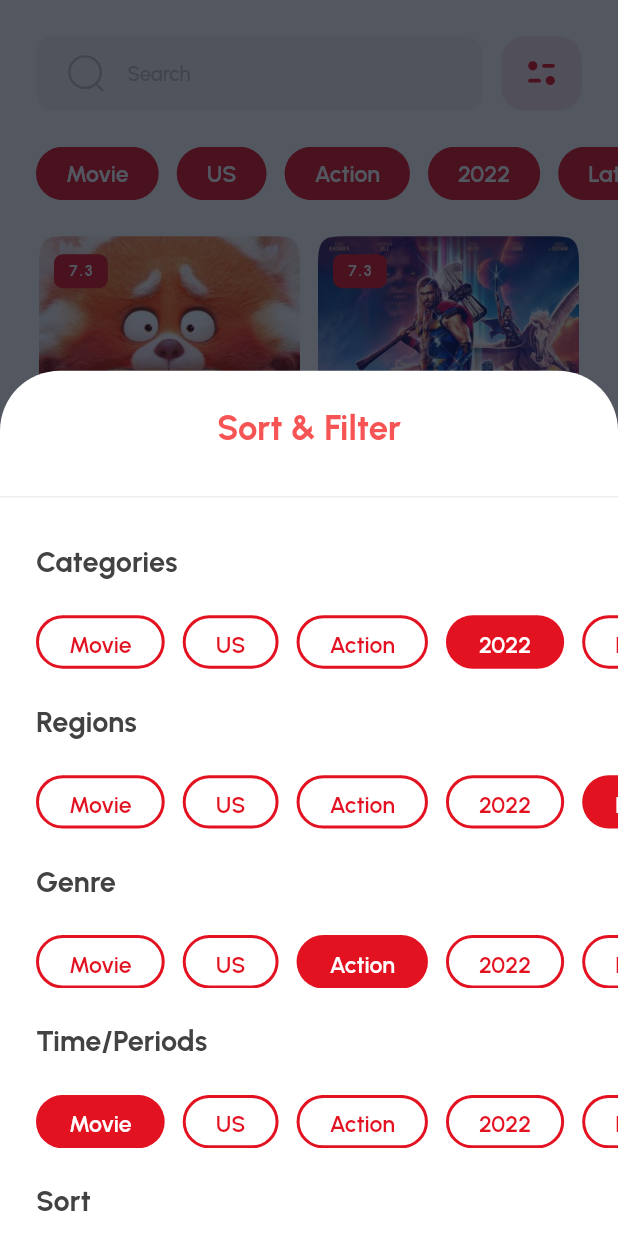
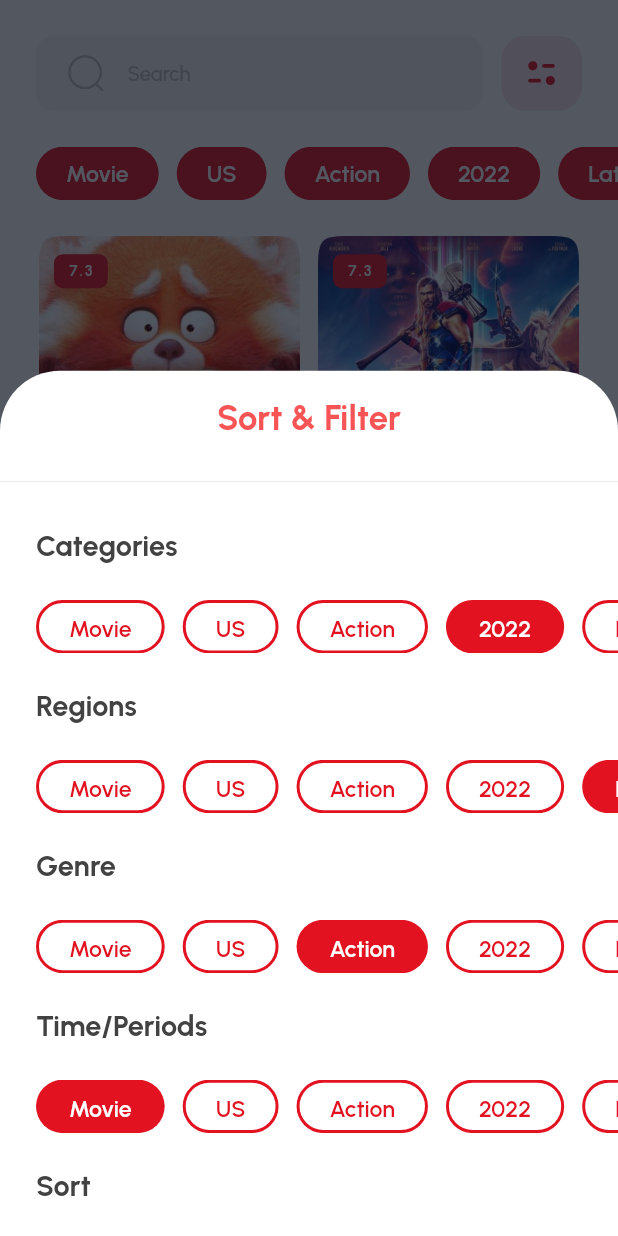
Before and after one commit to ThisIsNima01/mova, a Flutter app: the ExploreScreen screen opened directly, after a tap on an icon or button, on a phone screen of 412 x 824 dp. Run offline on Flutter 3.47's test engine with Material 2 defaults, Android fonts, the phone set to English and light mode, and no system bars; our stand-ins replace cached_network_image, dio, flutter_screenutil, flutter_svg, google_fonts, shared_preferences and 1 more; accounts and stored records are empty.

Commit message:
Fixed Filters And Modal Scroll Bug

```diff
--- a/lib/config/global/widgets/movie_card_item.dart
+++ b/lib/config/global/widgets/movie_card_item.dart
@@ -1,9 +1,12 @@
 import 'dart:math';
 
+import 'package:cached_network_image/cached_network_image.dart';
 import 'package:flutter/material.dart';
 import 'package:flutter_screenutil/flutter_screenutil.dart';
 import 'package:mova/config/global/utils/random_movie_point.dart';
+import 'package:skeletons/skeletons.dart';
 
+import '../../../movie.dart';
 import '../../theme/app_colors.dart';
 
 class MovieCardItem extends StatelessWidget {
@@ -12,23 +15,26 @@
   String movieCategory;
   bool needsSpacing;
 
-  MovieCardItem(
-      {Key? key,
-      required this.itemIndex,
-      required this.itemCount,
-      required this.movieCategory,required this.needsSpacing})
-      : super(key: key);
+  MovieCardItem({
+    Key? key,
+    required this.itemIndex,
+    required this.itemCount,
+    required this.movieCategory,
+    required this.needsSpacing,
+  }) : super(key: key);
 
   @override
   Widget build(BuildContext context) {
     ThemeData theme = Theme.of(context);
     return Container(
       width: 150.w,
-      margin: needsSpacing ? EdgeInsets.only(
-          left: itemIndex == 0 ? 24.w : 10.w,
-          right: itemIndex == itemCount - 1 ? 24.w : 0) : null,
+      margin: needsSpacing
+          ? EdgeInsets.only(
+              left: itemIndex == 0 ? 24.w : 10.w,
+              right: itemIndex == itemCount - 1 ? 24.w : 0)
+          : null,
       decoration: BoxDecoration(
-        borderRadius: BorderRadius.circular(12),
+        // borderRadius: BorderRadius.circular(12),
         image: DecorationImage(
           image: AssetImage('assets/images/$movieCategory/$itemIndex.png'),
           fit: BoxFit.fitHeight,
--- /dev/null
+++ b/lib/movie.dart
@@ -0,0 +1,13 @@
+class Movie {
+  String title;
+  String posterPath;
+  String backdropPath;
+
+  Movie(this.title, this.posterPath, this.backdropPath);
+
+  factory Movie.fromJson(Map<String, dynamic> jsonMapObject) => Movie(
+        jsonMapObject['title'],
+        'https://image.tmdb.org/t/p/original${jsonMapObject['poster_path']}',
+    'https://image.tmdb.org/t/p/original${jsonMapObject['backdrop_path']}',
+      );
+}
--- a/lib/screens/explore/widgets/movie_filters.dart
+++ b/lib/screens/explore/widgets/movie_filters.dart
@@ -28,7 +28,9 @@
         itemBuilder: (context, index) => GestureDetector(
           onTap: () {
             setState(() {
-              widget.selectedIndex = index;
+              if (widget.selectedIndex != null) {
+                widget.selectedIndex = index;
+              }
             });
           },
           child: AnimatedContainer(
--- a/lib/screens/explore/widgets/search_and_filter.dart
+++ b/lib/screens/explore/widgets/search_and_filter.dart
@@ -25,7 +25,11 @@
       padding: const EdgeInsets.symmetric(horizontal: 24, vertical: 24),
       sliver: SliverToBoxAdapter(
         child: Row(
-          children: const [SearchField(), SizedBox(width: 12), FilterButton()],
+          children: const [
+            SearchField(),
+            SizedBox(width: 12),
+            FilterButton(),
+          ],
         ),
       ),
     );
@@ -55,6 +59,7 @@
               minChildSize: .4,
               maxChildSize: .9,
               builder: (context, scrollController) => Container(
+                padding: EdgeInsets.only(top: 20.h),
                 decoration: BoxDecoration(
                   color: AppDynamicColorBuilder.getWhiteAndDark2(context),
                   borderRadius: const BorderRadius.only(
@@ -69,8 +74,11 @@
                     mainAxisAlignment: MainAxisAlignment.spaceEvenly,
                     crossAxisAlignment: CrossAxisAlignment.start,
                     children: [
-                      const SizedBox(height: 24,),
+                      // const SizedBox(
+                      //   height: 24,
+                      // ),
                       SizedBox(
+                        height: 24,
                         width: double.infinity,
                         child: Text(
                           'Sort & Filter',
@@ -113,7 +121,7 @@
                       ),
                       Divider(
                         color:
-                        AppDynamicColorBuilder.getDark3AndGrey200(context),
+                            AppDynamicColorBuilder.getDark3AndGrey200(context),
                         thickness: 1,
                       ),
                       Padding(
@@ -166,9 +174,7 @@
                                 ),
                               ),
                             ),
-
                           ],
-
                         ),
                       ),
                     ],
--- a/lib/screens/home/home_screen.dart
+++ b/lib/screens/home/home_screen.dart
@@ -1,9 +1,12 @@
+import 'package:dio/dio.dart';
 import 'package:flutter/material.dart';
 import 'package:mova/theme_notifier.dart';
 import 'package:mova/screens/home/widgets/movie_list.dart';
 import 'package:mova/screens/home/widgets/movie_list_title.dart';
 import 'package:mova/screens/home/widgets/top_header.dart';
 import 'package:provider/provider.dart';
+
+import '../../movie.dart';
 
 class HomeScreen extends StatefulWidget {
   const HomeScreen({Key? key}) : super(key: key);
@@ -13,14 +16,14 @@
 }
 
 class _HomeScreenState extends State<HomeScreen> {
+
   @override
   Widget build(BuildContext context) {
-    ThemeData theme = Theme.of(context);
     return Consumer<ThemeNotifier>(
       builder: (context, ThemeNotifier themeNotifier, child) => Scaffold(
         body: CustomScrollView(
           slivers: [
-           const TopHeader(),
+            const TopHeader(),
             MovieListTitle(title: 'Top 10 Movies This Week'),
             MovieList(itemCount: 6, movieCategory: 'top_movies'),
             MovieListTitle(title: 'New Releases'),
--- a/lib/screens/home/widgets/movie_list.dart
+++ b/lib/screens/home/widgets/movie_list.dart
@@ -1,6 +1,7 @@
 import 'package:flutter/material.dart';
 
 import '../../../config/global/widgets/movie_card_item.dart';
+
 class MovieList extends StatelessWidget {
   int itemCount;
   String movieCategory;
@@ -19,7 +20,7 @@
         child: ListView.builder(
           itemCount: itemCount,
           scrollDirection: Axis.horizontal,
-          itemBuilder: (context, index) => MovieCardItem(itemIndex: index, itemCount: itemCount, movieCategory: movieCategory,needsSpacing: true),
+            itemBuilder: (context, index) => MovieCardItem(itemIndex: index, itemCount: itemCount, movieCategory: movieCategory,needsSpacing: true),
         ),
       ),
     );
--- a/pubspec.yaml
+++ b/pubspec.yaml
@@ -41,6 +41,11 @@
   device_preview: ^1.1.0
   shared_preferences: ^2.1.1
   provider: ^6.0.5
+  dio: ^5.1.2
+  cached_network_image: ^3.2.3
+  skeletons: ^0.0.3
+  bloc: ^8.1.2
+  equatable: ^2.0.5
 
 dev_dependencies:
   flutter_test:
```
Also changed, not shown: lib/preview/images/0-dark.jpg (deleted), lib/preview/images/0-light.jpg (deleted), lib/preview/images/1-dark.jpg (deleted), lib/preview/images/1-light.jpg (deleted), lib/preview/images/2-dark.jpg (deleted), lib/preview/images/2-light.jpg (deleted), lib/preview/images/3-dark.jpg (deleted), lib/preview/images/3-light.jpg (deleted), lib/preview/images/4-dark.jpg (deleted), lib/preview/images/4-light.jpg (deleted), lib/preview/images/5-dark.jpg (deleted), lib/preview/images/5-light.jpg (deleted), pubspec.lock, 2 other files.
